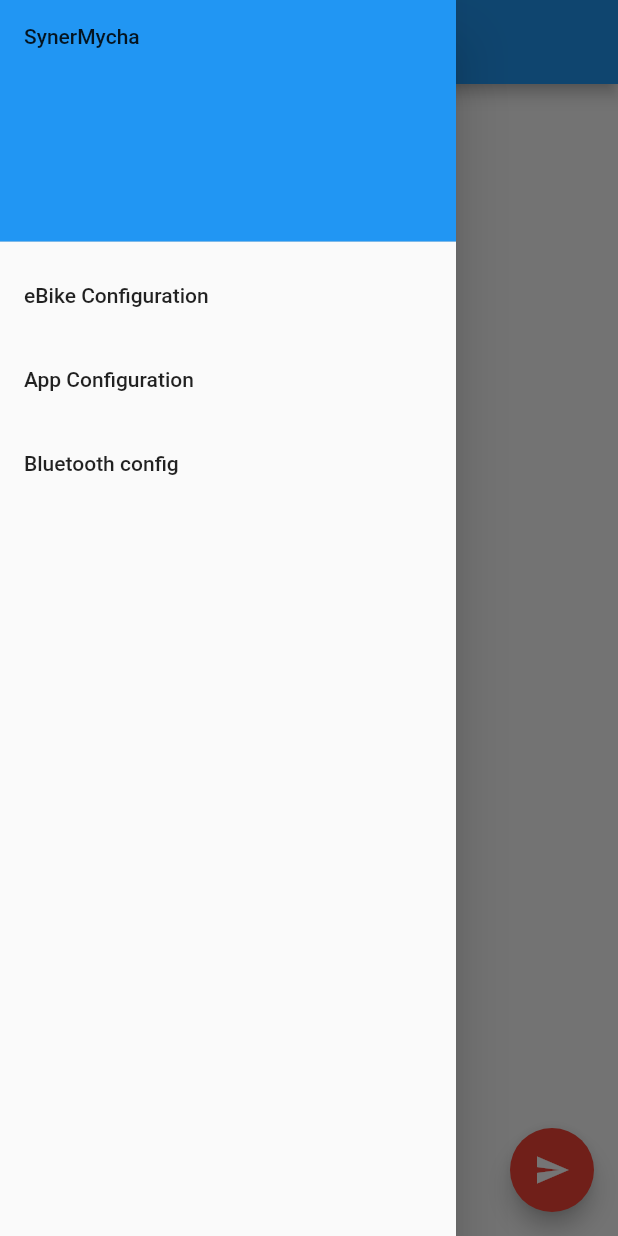
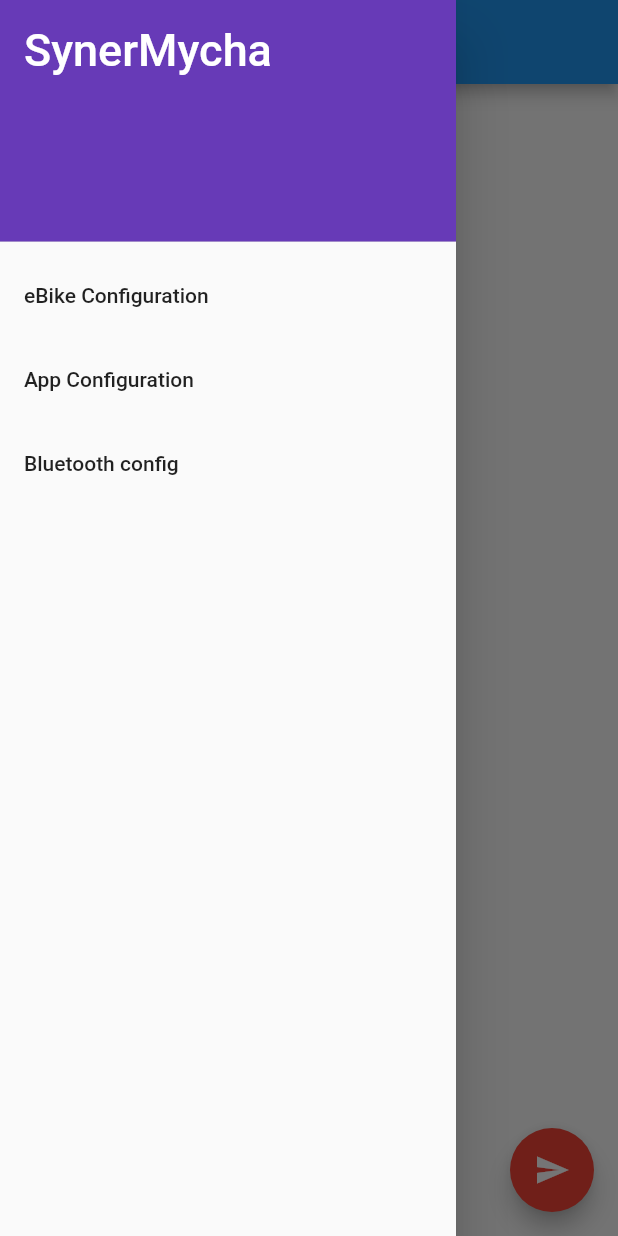
Before and after one commit to synergia/synermycha-app-mobile, a Flutter app: the screen it shows after launch, with the side drawer open, on a phone screen of 412 x 824 dp. Run offline on Flutter 3.47's test engine with Material 2 defaults, Android fonts, the phone set to English and light mode, and no system bars; our stand-ins replace flutter_blue, numberpicker, shared_preferences.

Commit message:
zmieniono styl tekstu

```diff
--- a/lib/drawer.dart
+++ b/lib/drawer.dart
@@ -2,7 +2,6 @@ import 'package:flutter/material.dart';
 
 import "config.dart";
 import "bluetoothConfig.dart";
-
 
 class WidgetDrawer extends StatelessWidget {
   @override
@@ -13,9 +12,15 @@ class WidgetDrawer extends StatelessWidget {
         padding: EdgeInsets.zero,
         children: <Widget>[
           DrawerHeader(
-              child: Text('SynerMycha'),
+            child: Text(
+              'SynerMycha',
+              style: TextStyle(
+                color: Colors.white,
+                fontSize: 30,
+              ),
+            ),
             decoration: BoxDecoration(
-                color: Colors.blue,
+              color: Colors.deepPurple,
             ),
           ),
           ListTile(
@@ -36,8 +41,7 @@ class WidgetDrawer extends StatelessWidget {
               Navigator.pop(context);
               Navigator.push(
                 context,
-                  MaterialPageRoute(
-                      builder: (context) => AppConfigurationMenu()),
+                MaterialPageRoute(builder: (context) => AppConfigurationMenu()),
               );
             },
           ),
```
Lines whose indentation alone changed are shown as unchanged.
